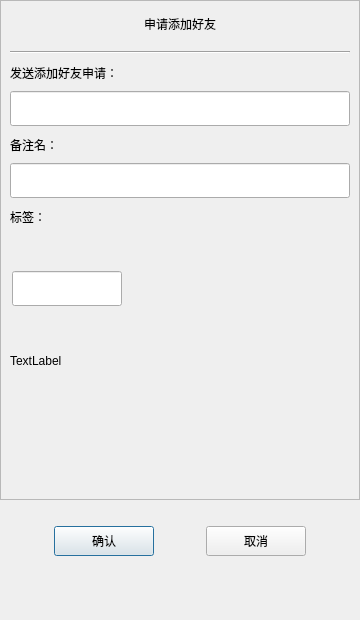
Above: ApplyFriend.ui from SR-WYN/CHAT before the change. Below: the same form after it.
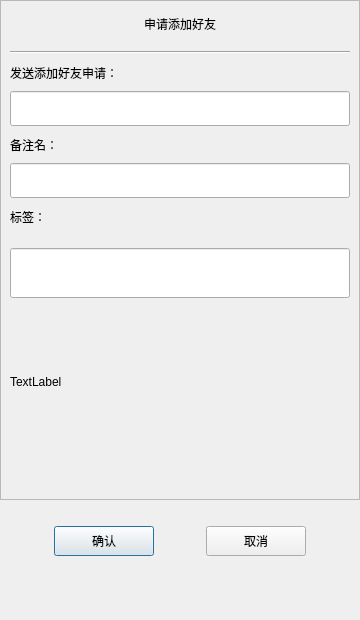
That is the form after the change. Custom widgets are drawn as their Qt base class.

What changed in the file:
```diff
--- a/ApplyFriend.ui
+++ b/ApplyFriend.ui
@@ -216,6 +216,22 @@
              <property name="bottomMargin">
               <number>0</number>
              </property>
+             <item>
+              <widget class="CustomsizeEdit" name="label_edit">
+               <property name="minimumSize">
+                <size>
+                 <width>0</width>
+                 <height>50</height>
+                </size>
+               </property>
+               <property name="maximumSize">
+                <size>
+                 <width>16777215</width>
+                 <height>50</height>
+                </size>
+               </property>
+              </widget>
+             </item>
              <item>
               <widget class="QWidget" name="grid_widget" native="true">
                <property name="minimumSize">
@@ -230,22 +246,6 @@
                  <height>40</height>
                 </size>
                </property>
-               <widget class="CustomsizeEdit" name="label_edit">
-                <property name="geometry">
-                 <rect>
-                  <x>2</x>
-                  <y>2</y>
-                  <width>110</width>
-                  <height>35</height>
-                 </rect>
-                </property>
-                <property name="maximumSize">
-                 <size>
-                  <width>16777215</width>
-                  <height>35</height>
-                 </size>
-                </property>
-               </widget>
               </widget>
              </item>
              <item>
```
